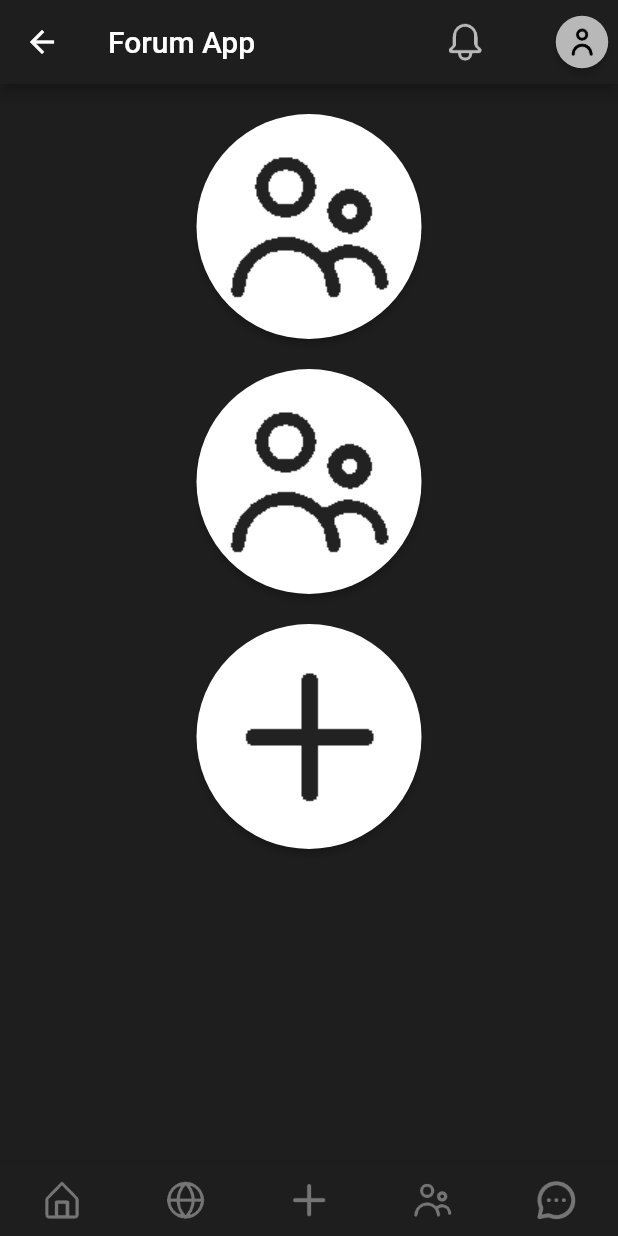
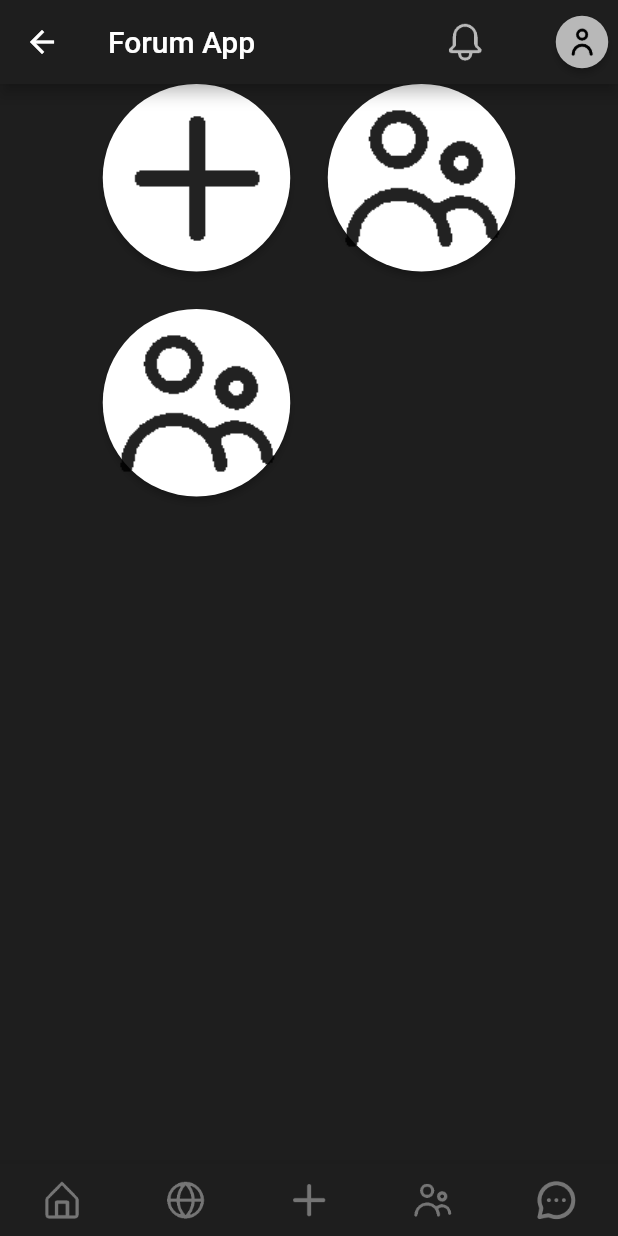
Before and after one commit to mariusfug/idata2503-gr08, a Flutter app: the screen it shows once a user with an empty profile is signed in, item 4 of the bottom bar chosen, on a phone screen of 412 x 824 dp. Run offline on Flutter 3.47's test engine with Material 2 defaults, Android fonts, the phone set to English and light mode, and no system bars; our stand-ins replace cloud_firestore, file_picker, firebase_auth, firebase_core, google_sign_in; missing offline and left inert: flutter_login_facebook; accounts and stored records are empty.

Commit message:
Removed an import that caused errors and wasn`t used and changed groups page so look more like the sketch

```diff
--- a/lib/pages/groups_page.dart
+++ b/lib/pages/groups_page.dart
@@ -9,36 +9,39 @@ class GroupsPage extends StatelessWidget {
         backgroundColor: const Color(0xFF1E1E1E),
       appBar: TopNavigation(),
       bottomNavigationBar: const BottomNavBar(),
-      body:SingleChildScrollView(
-        child: Column(
-          crossAxisAlignment: CrossAxisAlignment.stretch,
+      body:Align(
+
+        alignment: Alignment.topCenter,
+
+        child: Wrap(
+
+          spacing: 25,
+          runSpacing: 25,
           children: [
-            const SizedBox(height: 20,),
+
+            RawMaterialButton(onPressed: () { },
+                elevation: 2.0,
+                fillColor: const Color(0xFFFFFFFF),
+                shape: const CircleBorder(),
+                child: const ImageIcon(
+                  AssetImage("resources/icons/plus_outline.png"),
+                  size: 125,
+                )),
             RawMaterialButton(onPressed: () { },
                 elevation: 2.0,
                 fillColor: const Color(0xFFFFFFFF),
                 shape: const CircleBorder(),
                 child: const ImageIcon(
                   AssetImage("resources/icons/group_outline.png"),
-                  size: 150,
+                  size: 125,
                 )),
-            const SizedBox(height: 20,),
             RawMaterialButton(onPressed: () { },
                 elevation: 2.0,
                 fillColor: const Color(0xFFFFFFFF),
                 shape: const CircleBorder(),
                 child: const ImageIcon(
                   AssetImage("resources/icons/group_outline.png"),
-                  size: 150,
-                )),
-            const SizedBox(height: 20,),
-            RawMaterialButton(onPressed: () { },
-                elevation: 2.0,
-                fillColor: const Color(0xFFFFFFFF),
-                shape: const CircleBorder(),
-                child: const ImageIcon(
-                  AssetImage("resources/icons/plus_outline.png"),
-                  size: 150,
+                  size: 125,
                 ))
           ],
         ),
--- a/lib/widgets/post_card.dart
+++ b/lib/widgets/post_card.dart
@@ -1,4 +1,4 @@
-import 'dart:html';
+
 
 import 'package:cloud_firestore/cloud_firestore.dart';
 import 'package:firebase_core/firebase_core.dart';
```
